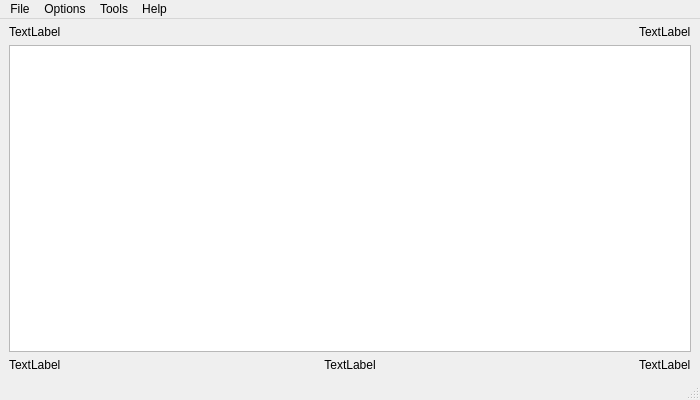
Old version of the form AFS-Manager/MainWindow.ui in the repository MatrixDJ96/DBZBT3.
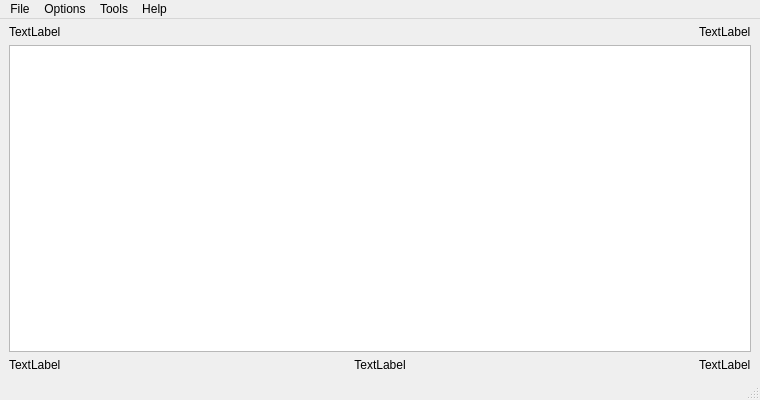
New version of the form. Icons and pictures are not drawn.

Diff of the .ui file:
```diff
--- a/AFS-Manager/MainWindow.ui
+++ b/AFS-Manager/MainWindow.ui
@@ -6,10 +6,16 @@
    <rect>
     <x>0</x>
     <y>0</y>
-    <width>700</width>
+    <width>760</width>
     <height>400</height>
    </rect>
   </property>
+  <property name="minimumSize">
+   <size>
+    <width>600</width>
+    <height>300</height>
+   </size>
+  </property>
   <property name="windowTitle">
    <string>MainWindow</string>
   </property>
@@ -111,7 +117,7 @@
     <rect>
      <x>0</x>
      <y>0</y>
-     <width>700</width>
+     <width>760</width>
      <height>21</height>
     </rect>
    </property>
```
Left out of the diff: 42 changed lines with no effect on the pictures.
